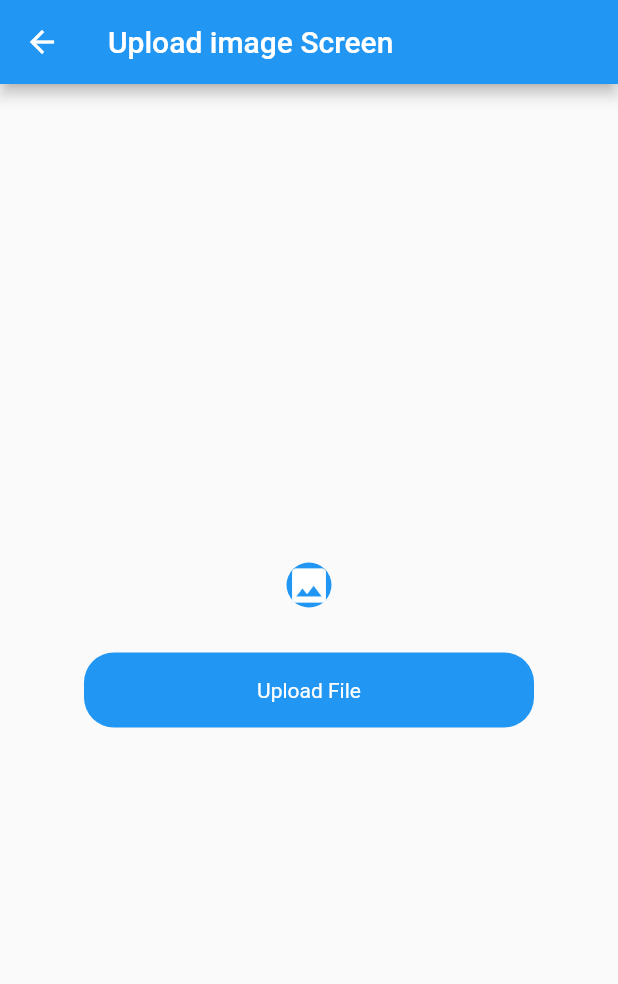
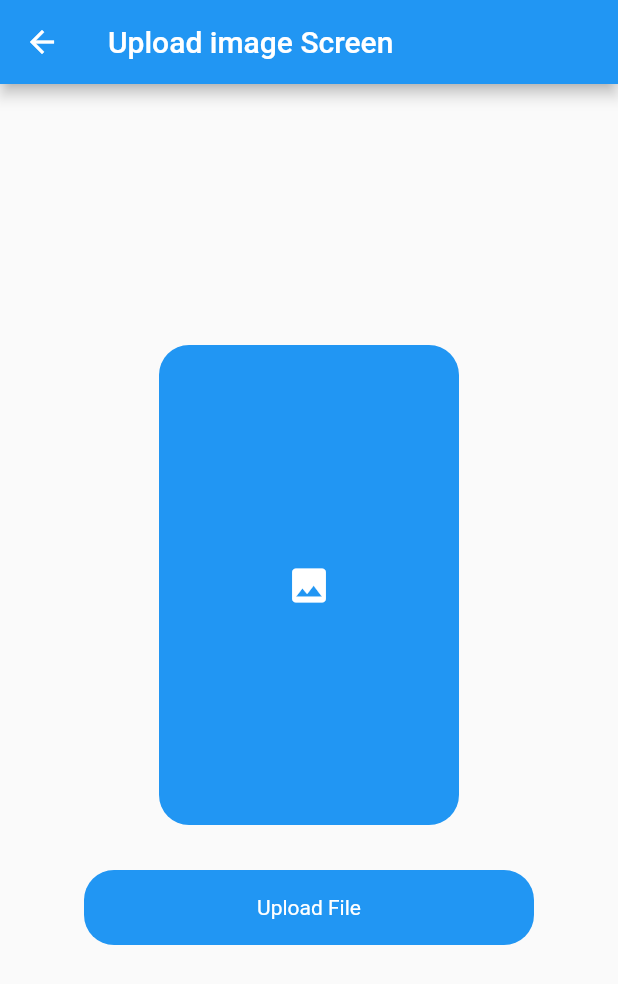
Before and after one commit to Hira-kiran/Complete-Firebase, a Flutter app: the UploadFilesScreen screen opened directly, on a phone screen of 412 x 824 dp. Shown: the top 984 px of the screen. Run offline on Flutter 3.47's test engine with Material 2 defaults, Android fonts, the phone set to English and light mode, and no system bars; our stand-ins replace cloud_firestore, file_picker, firebase_auth, firebase_core, firebase_database, firebase_storage and 3 more; missing offline and left inert: flutter_pdfview; accounts and stored records are empty.

Commit message:
upload file

```diff
--- a/lib/UploadImage/upload_file.dart
+++ b/lib/UploadImage/upload_file.dart
@@ -56,14 +56,15 @@ class _UploadFilesScreenState extends State<UploadFilesScreen> {
               },
               child: Center(
                 child: Container(
-                  /* height: 170,
-                  width: 170, */
+                  height: 320,
+                  width: 200,
                   decoration: BoxDecoration(
                       color: Colors.blue,
                       borderRadius: BorderRadius.circular(20)),
                   child: pdfFile != null
                       ? PDFView(
                           filePath: pdfFile!.path,
+                          fitEachPage: true,
                         )
                       /*  Image.file(
                           pdfFile!.absolute,
```
